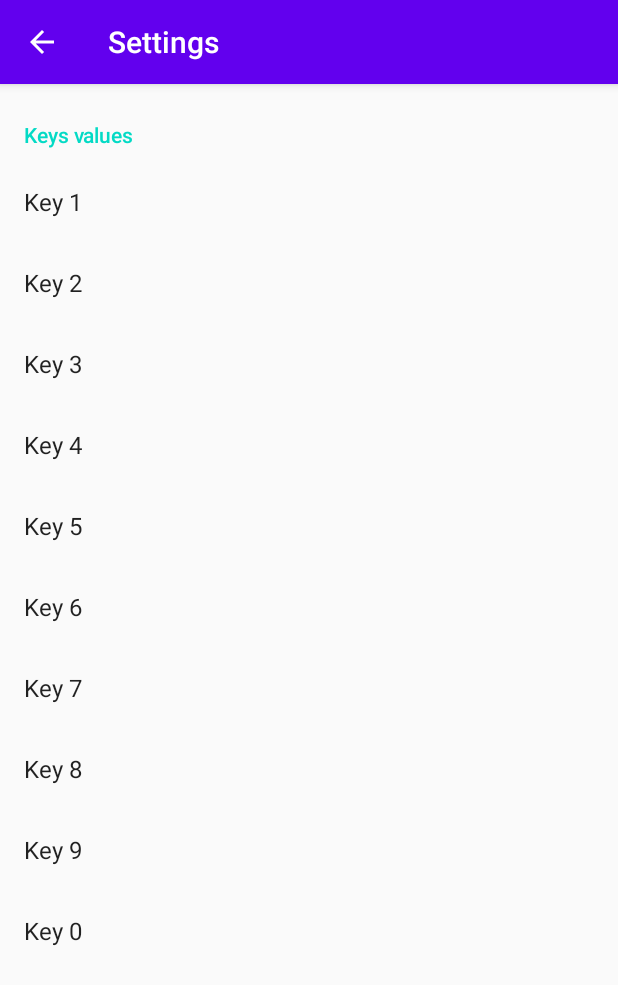
After one commit to maelfosso/iot-remote-control, an Android app: the SettingsActivity screen opened directly, with no data from a screen before it, on a phone screen of 412 x 824 dp. The commit adds this screen. Shown: the top 985 px of the screen. Run offline under Robolectric (Android 15) with nearby library versions, the phone set to English and light mode, and no system bars; our stand-ins replace androidx.preference.

Commit message:
settings activity correctly implemented

```diff
--- a/app/build.gradle
+++ b/app/build.gradle
@@ -43,6 +43,7 @@ dependencies {
     implementation 'androidx.legacy:legacy-support-v4:1.0.0'
     implementation 'androidx.navigation:navigation-fragment:2.3.2'
     implementation 'androidx.navigation:navigation-ui:2.3.2'
+    implementation 'androidx.preference:preference:1.1.1'
     implementation 'androidx.lifecycle:lifecycle-extensions:2.1.0'
     testImplementation 'junit:junit:4.12'
     androidTestImplementation 'androidx.test.ext:junit:1.1.2'
--- a/app/src/main/AndroidManifest.xml
+++ b/app/src/main/AndroidManifest.xml
@@ -20,7 +20,7 @@
             </intent-filter>
         </activity>
         <activity
-            android:name=".Settings"
+            android:name=".SettingsActivity"
             android:label="@string/title_activity_settings"
             android:theme="@style/AppTheme.NoActionBar" />
         <activity android:name=".MainActivity">
--- /dev/null
+++ b/app/src/main/java/com/maelfosso/bleck/iotremotecontrol/SettingsActivity.kt
@@ -0,0 +1,60 @@
+package com.maelfosso.bleck.iotremotecontrol
+
+import android.content.Context
+import android.content.Intent
+import android.content.SharedPreferences
+import android.os.Bundle
+import android.util.Log
+import android.view.MenuItem
+import com.google.android.material.floatingactionbutton.FloatingActionButton
+import com.google.android.material.snackbar.Snackbar
+import androidx.appcompat.app.AppCompatActivity
+import androidx.appcompat.widget.Toolbar
+import androidx.preference.PreferenceManager
+import com.maelfosso.bleck.iotremotecontrol.ui.settings.SettingsFragment
+
+class SettingsActivity : AppCompatActivity() {
+
+    companion object {
+        const val KEY_1: String = "0001"
+        var TAG: String = javaClass.name
+
+        fun start(context: Context) {
+            val intent = Intent(context, SettingsActivity::class.java).apply {}
+            context.startActivity(intent)
+        }
+    }
+
+    override fun onCreate(savedInstanceState: Bundle?) {
+        super.onCreate(savedInstanceState)
+        setContentView(R.layout.activity_settings)
+
+        val toolbar: Toolbar = findViewById(R.id.toolbar)
+        setSupportActionBar(toolbar)
+
+        // Get a support ActionBar corresponding to this toolbar and enable the Up button
+        supportActionBar?.setDisplayHomeAsUpEnabled(true)
+
+        supportFragmentManager.beginTransaction()
+            .replace(R.id.content_settings, SettingsFragment())
+            .commit();
+//
+//        val sharedPref: SharedPreferences = PreferenceManager.getDefaultSharedPreferences(this);
+
+    }
+
+    override fun onContextItemSelected(item: MenuItem): Boolean {
+        when (item.itemId) {
+            android.R.id.home -> {
+                finish()
+                return true
+            }
+        }
+        return super.onContextItemSelected(item)
+    }
+
+    override fun onSupportNavigateUp(): Boolean {
+        onBackPressed();
+        return true;
+    }
+}
--- /dev/null
+++ b/app/src/main/java/com/maelfosso/bleck/iotremotecontrol/ui/settings/SettingsFragment.kt
@@ -0,0 +1,36 @@
+package com.maelfosso.bleck.iotremotecontrol.ui.settings
+
+import android.os.Bundle
+import android.view.LayoutInflater
+import android.view.View
+import android.view.ViewGroup
+import android.widget.TextView
+import androidx.fragment.app.Fragment
+import androidx.lifecycle.Observer
+import androidx.lifecycle.ViewModelProviders
+import androidx.preference.PreferenceFragmentCompat
+import com.maelfosso.bleck.iotremotecontrol.R
+
+class SettingsFragment : PreferenceFragmentCompat() {
+
+//    private lateinit var settingsViewModel: SettingsViewModel
+
+//    override fun onCreateView(
+//        inflater: LayoutInflater,
+//        container: ViewGroup?,
+//        savedInstanceState: Bundle?
+//    ): View? {
+//        settingsViewModel =
+//            ViewModelProviders.of(this).get(SettingsViewModel::class.java)
+//        val root = inflater.inflate(R.layout.fragment_settings, container, false)
+//        val textView: TextView = root.findViewById(R.id.text_slideshow)
+//        settingsViewModel.text.observe(viewLifecycleOwner, Observer {
+//            textView.text = it
+//        })
+//        return root
+//    }
+
+    override fun onCreatePreferences(savedInstanceState: Bundle?, rootKey: String?) {
+        setPreferencesFromResource(R.xml.preferences, rootKey)
+    }
+}
--- a/app/src/main/java/com/maelfosso/bleck/iotremotecontrol/ui/slideshow/SlideshowViewModel.kt
+++ b/app/src/main/java/com/maelfosso/bleck/iotremotecontrol/ui/settings/SettingsViewModel.kt
@@ -1,10 +1,10 @@
-package com.maelfosso.bleck.iotremotecontrol.ui.slideshow
+package com.maelfosso.bleck.iotremotecontrol.ui.settings
 
 import androidx.lifecycle.LiveData
 import androidx.lifecycle.MutableLiveData
 import androidx.lifecycle.ViewModel
 
-class SlideshowViewModel : ViewModel() {
+class SettingsViewModel : ViewModel() {
 
     private val _text = MutableLiveData<String>().apply {
         value = "This is slideshow Fragment"
--- a/app/src/main/res/layout/activity_settings.xml
+++ b/app/src/main/res/layout/activity_settings.xml
@@ -4,7 +4,7 @@
     xmlns:tools="http://schemas.android.com/tools"
     android:layout_width="match_parent"
     android:layout_height="match_parent"
-    tools:context=".Settings">
+    tools:context=".SettingsActivity">
 
     <com.google.android.material.appbar.AppBarLayout
         android:layout_width="match_parent"
@@ -16,18 +16,20 @@
             android:layout_width="match_parent"
             android:layout_height="?attr/actionBarSize"
             android:background="?attr/colorPrimary"
-            app:popupTheme="@style/AppTheme.PopupOverlay" />
+            android:elevation="4dp"
+            android:theme="@style/ThemeOverlay.AppCompat.ActionBar"
+            app:popupTheme="@style/ThemeOverlay.AppCompat.Light" />
 
     </com.google.android.material.appbar.AppBarLayout>
 
-    <include layout="@layout/content_settings" />
+    <include android:id="@+id/content_settings" layout="@layout/content_settings" />
 
-    <com.google.android.material.floatingactionbutton.FloatingActionButton
-        android:id="@+id/fab"
-        android:layout_width="wrap_content"
-        android:layout_height="wrap_content"
-        android:layout_gravity="bottom|end"
-        android:layout_margin="@dimen/fab_margin"
-        app:srcCompat="@android:drawable/ic_dialog_email" />
+<!--    <com.google.android.material.floatingactionbutton.FloatingActionButton-->
+<!--        android:id="@+id/fab"-->
+<!--        android:layout_width="wrap_content"-->
+<!--        android:layout_height="wrap_content"-->
+<!--        android:layout_gravity="bottom|end"-->
+<!--        android:layout_margin="@dimen/fab_margin"-->
+<!--        app:srcCompat="@android:drawable/ic_dialog_email" />-->
 
 </androidx.coordinatorlayout.widget.CoordinatorLayout>
--- a/app/src/main/res/layout/content_settings.xml
+++ b/app/src/main/res/layout/content_settings.xml
@@ -1,6 +1,8 @@
 <?xml version="1.0" encoding="utf-8"?>
-<androidx.constraintlayout.widget.ConstraintLayout xmlns:android="http://schemas.android.com/apk/res/android"
+<FrameLayout xmlns:android="http://schemas.android.com/apk/res/android"
     xmlns:app="http://schemas.android.com/apk/res-auto"
     android:layout_width="match_parent"
     android:layout_height="match_parent"
-    app:layout_behavior="@string/appbar_scrolling_view_behavior"></androidx.constraintlayout.widget.ConstraintLayout>
+    app:layout_behavior="@string/appbar_scrolling_view_behavior">
+
+</FrameLayout>
--- a/app/src/main/res/layout/fragment_slideshow.xml
+++ b/app/src/main/res/layout/fragment_settings.xml
@@ -4,7 +4,7 @@
     xmlns:tools="http://schemas.android.com/tools"
     android:layout_width="match_parent"
     android:layout_height="match_parent"
-    tools:context=".ui.slideshow.SlideshowFragment">
+    tools:context=".ui.settings.SettingsFragment">
 
     <TextView
         android:id="@+id/text_slideshow"
--- a/app/src/main/res/menu/activity_main_drawer.xml
+++ b/app/src/main/res/menu/activity_main_drawer.xml
@@ -5,7 +5,7 @@
 
     <group android:checkableBehavior="single">
         <item
-            android:id="@+id/nav_home"
+            android:id="@+id/nav_board"
             android:icon="@drawable/ic_menu_camera"
             android:title="@string/menu_home" />
         <item
@@ -13,8 +13,8 @@
             android:icon="@drawable/ic_menu_gallery"
             android:title="@string/menu_gallery" />
         <item
-            android:id="@+id/nav_slideshow"
+            android:id="@+id/nav_settings"
             android:icon="@drawable/ic_menu_slideshow"
-            android:title="@string/menu_slideshow" />
+            android:title="@string/menu_settings" />
     </group>
 </menu>
--- a/app/src/main/res/values/strings.xml
+++ b/app/src/main/res/values/strings.xml
@@ -19,5 +19,5 @@
 
     <string name="menu_home">Home</string>
     <string name="menu_gallery">Gallery</string>
-    <string name="menu_slideshow">Slideshow</string>
+    <string name="menu_settings">Settings</string>
 </resources>
--- a/app/src/main/res/values/styles.xml
+++ b/app/src/main/res/values/styles.xml
@@ -1,6 +1,6 @@
 <resources>
     <!-- Base application theme. -->
-    <style name="AppTheme" parent="Theme.AppCompat.Light.DarkActionBar">
+    <style name="AppTheme" parent="@style/Theme.AppCompat.Light.NoActionBar">
         <!-- Customize your theme here. -->
         <item name="colorPrimary">@color/colorPrimary</item>
         <item name="colorPrimaryDark">@color/colorPrimaryDark</item>
--- /dev/null
+++ b/app/src/main/res/xml/preferences.xml
@@ -0,0 +1,98 @@
+<?xml version="1.0" encoding="utf-8"?>
+<PreferenceScreen xmlns:android="http://schemas.android.com/apk/res/android"
+    xmlns:app="http://schemas.android.com/apk/res-auto"
+    app:iconSpaceReserved="false">
+
+    <PreferenceCategory android:title="Keys values"
+        app:iconSpaceReserved="false"
+    >
+
+        <EditTextPreference
+            android:defaultValue="0001"
+            android:key="key_1"
+            android:selectAllOnFocus="true"
+            android:singleLine="true"
+            android:title="Key 1"
+            app:iconSpaceReserved="false"/>
+        <EditTextPreference
+            android:defaultValue="0010"
+            android:key="key_2"
+            android:selectAllOnFocus="true"
+            android:singleLine="true"
+            android:title="Key 2"
+            app:iconSpaceReserved="false" />
+        <EditTextPreference
+            android:layout_width="wrap_content"
+            android:layout_height="wrap_content"
+            android:defaultValue="0011"
+            android:key="edit_text_preference_1"
+            android:selectAllOnFocus="true"
+            android:singleLine="true"
+            android:title="Key 3"
+            app:iconSpaceReserved="false" />
+        <EditTextPreference
+            android:layout_width="wrap_content"
+            android:layout_height="wrap_content"
+            android:defaultValue="0100"
+            android:key="edit_text_preference_1"
+            android:selectAllOnFocus="true"
+            android:singleLine="true"
+            android:title="Key 4"
+            app:iconSpaceReserved="false" />
+        <EditTextPreference
+            android:layout_width="wrap_content"
+            android:layout_height="wrap_content"
+            android:defaultValue="0101"
+            android:key="edit_text_preference_1"
+            android:selectAllOnFocus="true"
+            android:singleLine="true"
+            android:title="Key 5"
+            app:iconSpaceReserved="false" />
+        <EditTextPreference
+            android:layout_width="wrap_content"
+            android:layout_height="wrap_content"
+            android:defaultValue="0110"
+            android:key="edit_text_preference_1"
+            android:selectAllOnFocus="true"
+            android:singleLine="true"
+            android:title="Key 6"
+            app:iconSpaceReserved="false" />
+        <EditTextPreference
+            android:layout_width="wrap_content"
+            android:layout_height="wrap_content"
+            android:defaultValue="0111"
+            android:key="edit_text_preference_1"
+            android:selectAllOnFocus="true"
+            android:singleLine="true"
+            android:title="Key 7"
+            app:iconSpaceReserved="false" />
+        <EditTextPreference
+            android:layout_width="wrap_content"
+            android:layout_height="wrap_content"
+            android:defaultValue="1000"
+            android:key="edit_text_preference_1"
+            android:selectAllOnFocus="true"
+            android:singleLine="true"
+            android:title="Key 8"
+            app:iconSpaceReserved="false" />
+        <EditTextPreference
+            android:layout_width="wrap_content"
+            android:layout_height="wrap_content"
+            android:defaultValue="1001"
+            android:key="edit_text_preference_1"
+            android:selectAllOnFocus="true"
+            android:singleLine="true"
+            android:title="Key 9"
+            app:iconSpaceReserved="false" />
+        <EditTextPreference
+            android:layout_width="wrap_content"
+            android:layout_height="wrap_content"
+            android:defaultValue="0000"
+            android:key="edit_text_preference_1"
+            android:selectAllOnFocus="true"
+            android:singleLine="true"
+            android:title="Key 0"
+            app:iconSpaceReserved="false" />
+    </PreferenceCategory>
+
+</PreferenceScreen>
```
Also changed, not shown: app/src/main/java/com/maelfosso/bleck/iotremotecontrol/Settings.kt (deleted, +0 -20 lines), app/src/main/java/com/maelfosso/bleck/iotremotecontrol/StartActivity.kt (+38 -9 lines), app/src/main/java/com/maelfosso/bleck/iotremotecontrol/ui/slideshow/SlideshowFragment.kt (deleted, +0 -31 lines), app/src/main/res/navigation/mobile_navigation.xml (+12 -5 lines).
